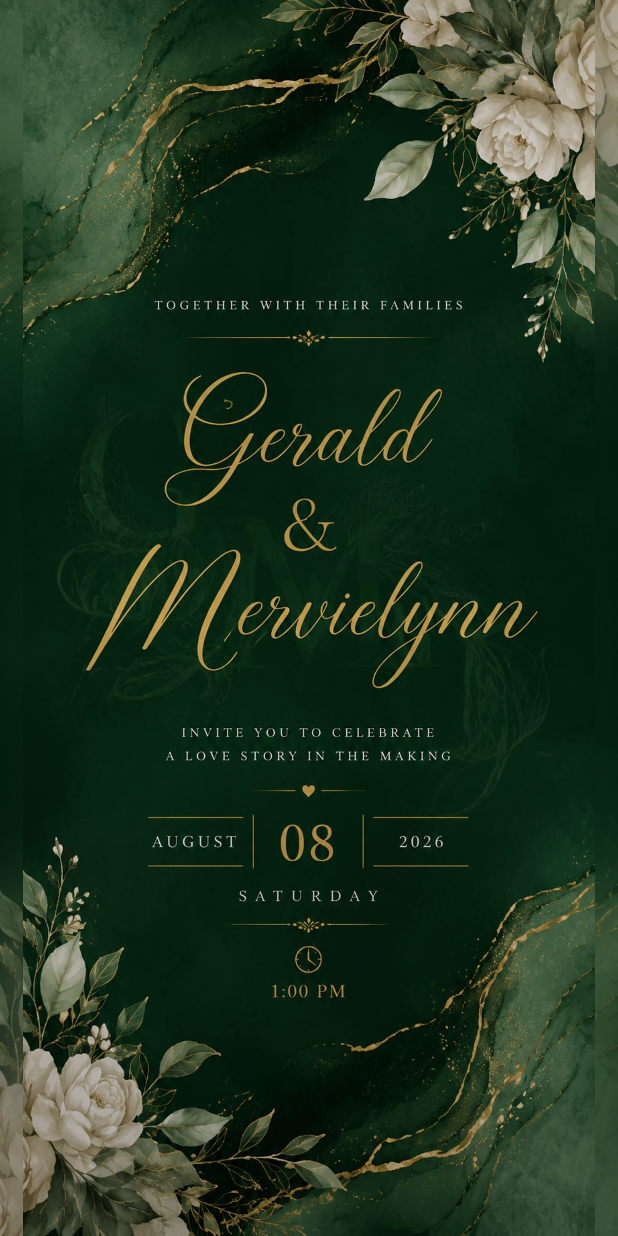
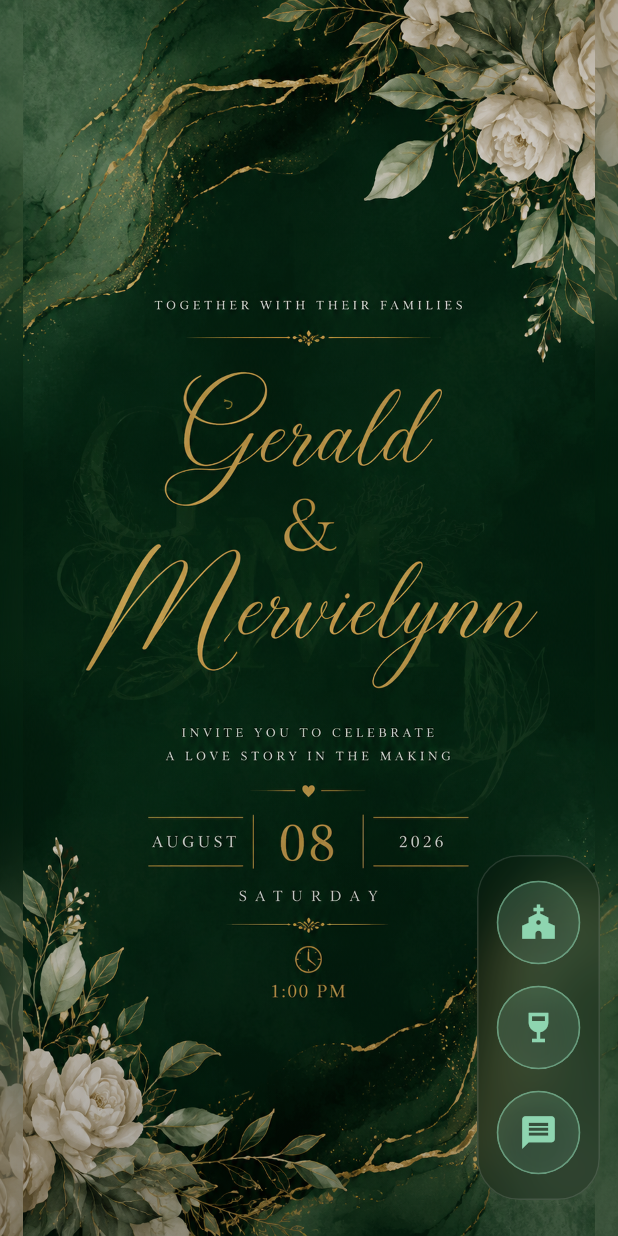
Before and after one commit to Bontenmaru0/RSVP-Rald, a Flutter app: the screen it shows after launch, on a phone screen of 412 x 824 dp. Run offline on Flutter 3.47's test engine with Material 3 defaults, Android fonts, the phone set to English and light mode, and no system bars.

Commit message:
Added icons

```diff
--- a/lib/features/home/presentation/home_page.dart
+++ b/lib/features/home/presentation/home_page.dart
@@ -7,9 +7,6 @@ class HomePage extends StatelessWidget {
 
   @override
   Widget build(BuildContext context) {
-    final colorScheme = Theme.of(context).colorScheme;
-    final textTheme = Theme.of(context).textTheme;
-
     return Scaffold(
       backgroundColor: Colors.black,
       extendBodyBehindAppBar: true,
@@ -17,26 +14,10 @@ class HomePage extends StatelessWidget {
         color: Colors.black,
         child: Stack(
           fit: StackFit.expand,
-          children: [
-            const Positioned.fill(
-              child: _WeddingBackground(),
-            ),
-            const Positioned.fill(
-              child: _WeddingOverlay(),
-            ),
-            SafeArea(
-              left: false,
-              right: false,
-              top: false,
-              bottom: true,
-              child: Align(
-                alignment: Alignment.bottomCenter,
-                child: _WeddingContent(
-                  colorScheme: colorScheme,
-                  textTheme: textTheme,
-                ),
-              ),
-            ),
+          children: const [
+            Positioned.fill(child: _WeddingBackground()),
+            Positioned.fill(child: _WeddingOverlay()),
+            Positioned.fill(child: _WeddingNavigationRail()),
           ],
         ),
       ),
@@ -91,9 +72,9 @@ class _WeddingOverlay extends StatelessWidget {
           begin: Alignment.topCenter,
           end: Alignment.bottomCenter,
           colors: [
-            Colors.black.withValues(alpha: 0.20),
+            Colors.black.withValues(alpha: 0.18),
             Colors.black.withValues(alpha: 0.08),
-            Colors.black.withValues(alpha: 0.32),
+            Colors.black.withValues(alpha: 0.30),
           ],
         ),
       ),
@@ -101,25 +82,134 @@ class _WeddingOverlay extends StatelessWidget {
   }
 }
 
-class _WeddingContent extends StatelessWidget {
-  const _WeddingContent({
-    required this.colorScheme,
-    required this.textTheme,
-  });
-
-  final ColorScheme colorScheme;
-  final TextTheme textTheme;
+class _WeddingNavigationRail extends StatelessWidget {
+  const _WeddingNavigationRail();
 
   @override
   Widget build(BuildContext context) {
-    return Padding(
-      padding: const EdgeInsets.fromLTRB(24, 24, 24, 32),
-      child: ConstrainedBox(
-        constraints: const BoxConstraints(maxWidth: 480),
-        child: Column(
-          mainAxisSize: MainAxisSize.min,
+    final colorScheme = Theme.of(context).colorScheme;
+    final screenWidth = MediaQuery.sizeOf(context).width;
+    final isMobile = screenWidth < 700;
+
+    return SafeArea(
+      child: Align(
+        alignment: Alignment.bottomRight,
+        child: Padding(
+          padding: EdgeInsets.only(
+            right: isMobile ? 12 : 24,
+            bottom: 24,
+          ),
+          child: _GlassRail(
+            child: Column(
+              mainAxisSize: MainAxisSize.min,
+              children: [
+                _RailIconButton(
+                  icon: Icons.church,
+                  label: 'Church',
+                  colorScheme: colorScheme,
+                  onPressed: () {},
+                ),
+                const SizedBox(height: 14),
+                _RailIconButton(
+                  icon: Icons.wine_bar,
+                  label: 'Reception',
+                  colorScheme: colorScheme,
+                  onPressed: () {},
+                ),
+                const SizedBox(height: 14),
+                _RailIconButton(
+                  icon: Icons.message,
+                  label: 'RSVP',
+                  colorScheme: colorScheme,
+                  onPressed: () {},
+                ),
+              ],
+            ),
+          ),
         ),
       ),
     );
   }
 }
+
+class _GlassRail extends StatelessWidget {
+  const _GlassRail({required this.child});
+
+  final Widget child;
+
+  @override
+  Widget build(BuildContext context) {
+    return ClipRRect(
+      borderRadius: BorderRadius.circular(28),
+      child: BackdropFilter(
+        filter: ImageFilter.blur(sigmaX: 18, sigmaY: 18),
+        child: Container(
+          padding: const EdgeInsets.symmetric(vertical: 16, horizontal: 12),
+          decoration: BoxDecoration(
+            color: Colors.black.withValues(alpha: 0.18),
+            borderRadius: BorderRadius.circular(28),
+            border: Border.all(
+              color: Colors.white.withValues(alpha: 0.12),
+            ),
+          ),
+          child: child,
+        ),
+      ),
+    );
+  }
+}
+
+class _RailIconButton extends StatelessWidget {
+  const _RailIconButton({
+    required this.icon,
+    required this.label,
+    required this.colorScheme,
+    required this.onPressed,
+  });
+
+  final IconData icon;
+  final String label;
+  final ColorScheme colorScheme;
+  final VoidCallback onPressed;
+
+  @override
+  Widget build(BuildContext context) {
+    return Tooltip(
+      message: label,
+      child: Material(
+        color: Colors.transparent,
+        shape: const CircleBorder(),
+        clipBehavior: Clip.antiAlias,
+        child: InkWell(
+          onTap: onPressed,
+          customBorder: const CircleBorder(),
+          splashFactory: InkRipple.splashFactory,
+          child: Ink(
+            width: 56,
+            height: 56,
+            decoration: BoxDecoration(
+              shape: BoxShape.circle,
+              color: colorScheme.primary.withValues(alpha: 0.18),
+              border: Border.all(
+                color: colorScheme.primary.withValues(alpha: 0.55),
+                width: 1.2,
+              ),
+              boxShadow: [
+                BoxShadow(
+                  color: Colors.black.withValues(alpha: 0.22),
+                  blurRadius: 14,
+                  offset: const Offset(0, 6),
+                ),
+              ],
+            ),
+            child: Icon(
+              icon,
+              size: 26,
+              color: colorScheme.primary,
+            ),
+          ),
+        ),
+      ),
+    );
+  }
+}
```
